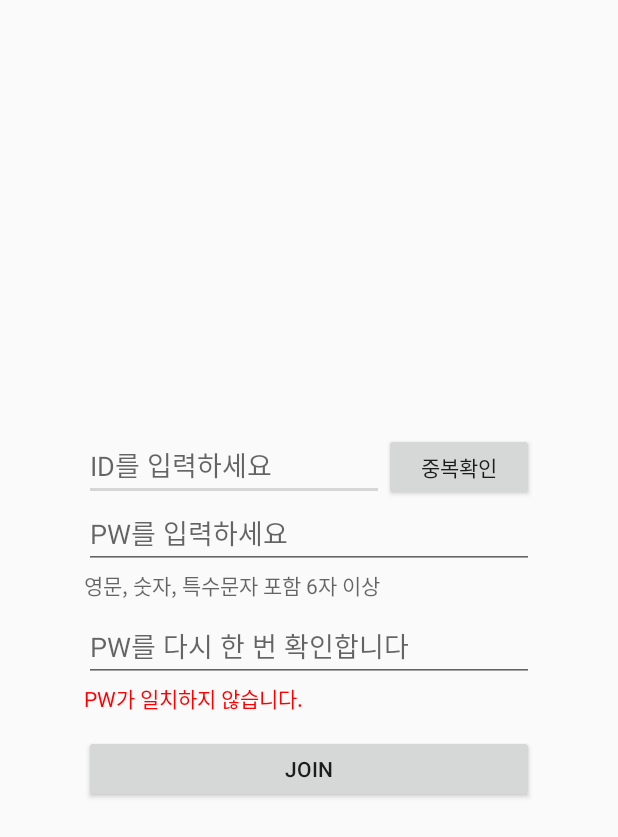
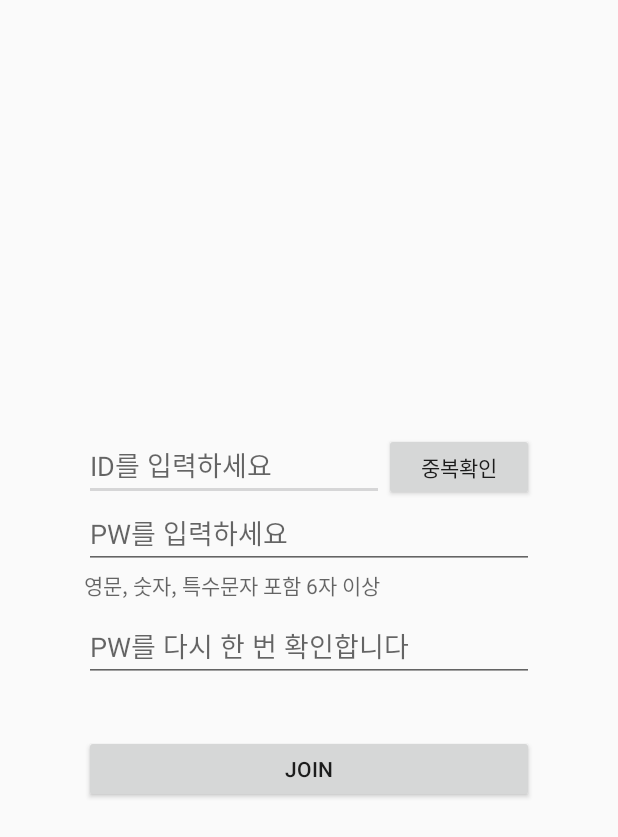
Before and after one commit to Ayeonii/FoodBox, an Android app: the screen it shows after launch (JoinActivity), after a tap on "JOIN", on a phone screen of 412 x 824 dp. Shown: the top 837 px of the screen. Run offline under Robolectric (Android 15) with nearby library versions, the phone set to English and light mode, and no system bars.

Commit message:
회원가입 패스워드 재확인 문구 변경 로그인, 회원가입 PW '*'로 변경

```diff
--- a/app/src/main/java/com/example/dldke/foodbox/JoinActivity.java
+++ b/app/src/main/java/com/example/dldke/foodbox/JoinActivity.java
@@ -3,33 +3,59 @@ package com.example.dldke.foodbox;
 import android.content.Intent;
 import android.support.v7.app.AppCompatActivity;
 import android.os.Bundle;
+import android.text.Editable;
+import android.text.TextWatcher;
 import android.view.View;
 import android.widget.Button;
 import android.widget.EditText;
+import android.widget.TextView;
 
 public class JoinActivity extends AppCompatActivity {
-    Button re_btn, join_btn;
-    EditText jid_edittext, jpw_edittext, repw_edittext;
+    Button dupl_btn, join_btn;
+    EditText join_id, join_pw, dupl_pw;
+    TextView check_pw;
 
 
     protected void onCreate(Bundle savedInstanceState) {
         super.onCreate(savedInstanceState);
         setContentView(R.layout.activity_join);
 
-        re_btn = (Button)findViewById(R.id.re_button);
+        dupl_btn = (Button)findViewById(R.id.re_button);
         join_btn = (Button)findViewById(R.id.join_button);
-        jid_edittext = (EditText)findViewById(R.id.edittext_jid);
-        jpw_edittext = (EditText)findViewById(R.id.edittext_jpw);
-        repw_edittext = (EditText)findViewById(R.id.edittext_repw);
+        join_id = (EditText)findViewById(R.id.edittext_jid);
+        join_pw = (EditText)findViewById(R.id.edittext_jpw);
+        dupl_pw = (EditText)findViewById(R.id.edittext_repw);
+        check_pw = (TextView)findViewById(R.id.edittext_repw_message);
 
-        re_btn.setOnClickListener(new Button.OnClickListener(){
+        dupl_pw.addTextChangedListener(new TextWatcher() {
+            @Override
+            public void beforeTextChanged(CharSequence s, int start, int count, int after) { }
+
+            @Override
+            public void onTextChanged(CharSequence s, int start, int before, int count) {
+                if(join_pw.getText().toString().equals(dupl_pw.getText().toString())){
+                    check_pw.setVisibility(View.INVISIBLE);
+                }
+                else {
+                    check_pw.setVisibility(View.VISIBLE);
+                }
+            }
+
+            @Override
+            public void afterTextChanged(Editable s) {
+
+            }
+        });
+
+        dupl_btn.setOnClickListener(new Button.OnClickListener(){
             public void onClick(View v){
 
             }
         });
         join_btn.setOnClickListener(new Button.OnClickListener(){
             public void onClick(View v){
-
+                Intent MainActivity = new Intent(getApplicationContext(), MainActivity.class);
+                startActivity(MainActivity);
             }
         });
     }
--- a/app/src/main/java/com/example/dldke/foodbox/MainActivity.java
+++ b/app/src/main/java/com/example/dldke/foodbox/MainActivity.java
@@ -27,10 +27,6 @@ public class MainActivity extends AppCompatActivity {
                 public void onClick(View v) {
                     Intent JoinActivity = new Intent(getApplicationContext(), JoinActivity.class);
                     startActivity(JoinActivity);
-
-                    //JoinActivity 구현 완성시 없앰
-                    Toast toast = Toast.makeText(getApplicationContext(), "join 눌림", Toast.LENGTH_SHORT);
-                    toast.show();
                 }
             });
 
--- a/app/src/main/res/layout/activity_join.xml
+++ b/app/src/main/res/layout/activity_join.xml
@@ -28,6 +28,7 @@
         android:id="@+id/edittext_jpw"
         android:layout_below="@+id/edittext_jid"
         android:layout_centerInParent="true"
+        android:inputType="textPassword"
         android:hint="PW를 입력하세요"/>
 
     <TextView
@@ -44,6 +45,7 @@
         android:id="@+id/edittext_repw"
         android:layout_below="@+id/textview_pw"
         android:layout_centerInParent="true"
+        android:inputType="textPassword"
         android:hint="PW를 다시 한 번 확인합니다"/>
 
     <TextView
@@ -54,6 +56,7 @@
         android:layout_centerInParent="true"
         android:layout_below="@+id/edittext_repw"
         android:textColor="#FF0000"
+        android:visibility="invisible"
         />
 
     <Button
--- a/app/src/main/res/layout/activity_main.xml
+++ b/app/src/main/res/layout/activity_main.xml
@@ -67,6 +67,7 @@
                 android:layout_height="40dp"
                 android:layout_below="@+id/id_text"
                 android:layout_marginLeft="20dp"
+                android:inputType="textPassword"
                 android:hint="Password" />
 
             <Button
```
Also changed, not shown: app/src/main/java/com/example/dldke/foodbox/RefrigeratorMainActivity.java (+6 -1 lines).
